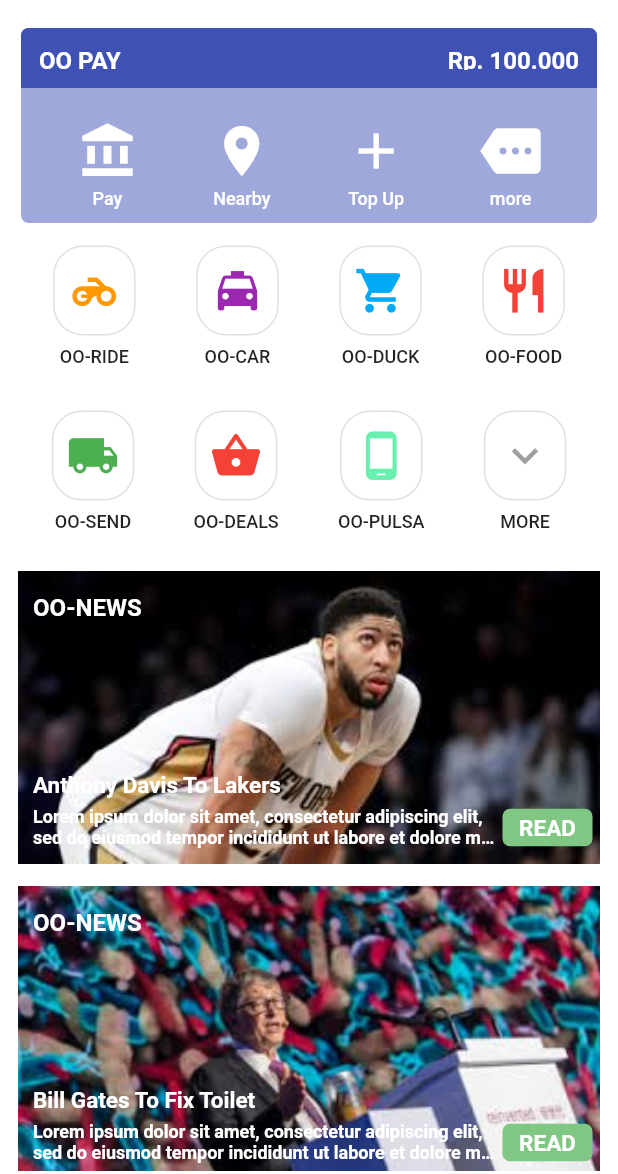
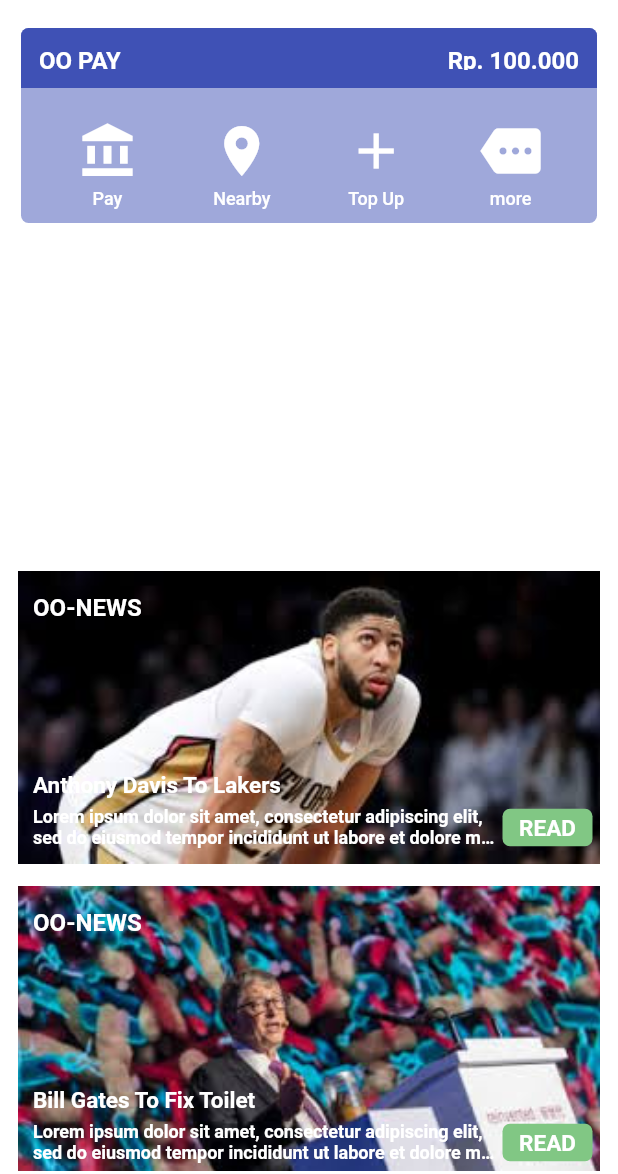
Before and after one commit to dickyboKa/OOJEK, a Flutter app: the screen it shows after launch, on a phone screen of 412 x 824 dp, the part 62-1236 px from its top. Run offline on Flutter 3.47's test engine with Material 2 defaults, Android fonts, the phone set to English and light mode, and no system bars.

Commit message:
*before menu is available

```diff
--- a/lib/oojek_menu_route.dart
+++ b/lib/oojek_menu_route.dart
@@ -1,59 +1,4 @@
 import 'package:flutter/material.dart';
-
-Widget oojek_menu_item(String menuText, IconData menuIcon, Color menuColor) {
-  return Container(
-      padding: EdgeInsets.only(left: 15.0, right: 15.0),
-      child: Column(
-        children: <Widget>[
-          Container(
-            decoration: BoxDecoration(
-                borderRadius: BorderRadius.all(Radius.circular(20.0)),
-                border: Border.all(color: Colors.black12)),
-            height: 60.0,
-            width: 55.0,
-            child: Icon(menuIcon, color: menuColor, size: 35.0),
-          ),
-          Padding(
-            padding: EdgeInsets.only(top: 7.0),
-            child: Text(menuText,
-                style: TextStyle(
-                    fontWeight: FontWeight.w500,
-                    color: Colors.black87,
-                    fontSize: 12.0)),
-          )
-        ],
-      ));
-}
-
-Widget firstMenu() {
-  return Container(
-      height: 100,
-      padding: EdgeInsets.only(top: 5.0),
-      child: Row(
-        mainAxisAlignment: MainAxisAlignment.spaceEvenly,
-        children: <Widget>[
-          oojek_menu_item("OO-RIDE", Icons.motorcycle, Colors.orange),
-          oojek_menu_item("OO-CAR", Icons.local_taxi, Colors.purple),
-          oojek_menu_item("OO-DUCK", Icons.shopping_cart, Colors.lightBlue),
-          oojek_menu_item("OO-FOOD", Icons.restaurant, Colors.red),
-        ],
-      ));
-}
-
-Widget secondMenu() {
-  return Container(
-    padding: EdgeInsets.only(top: 15.0),
-      height: 100,
-      child: Row(
-        mainAxisAlignment: MainAxisAlignment.spaceEvenly,
-        children: <Widget>[
-          oojek_menu_item("OO-SEND", Icons.local_shipping, Colors.green),
-          oojek_menu_item("OO-DEALS", Icons.shopping_basket, Colors.red),
-          oojek_menu_item("OO-PULSA", Icons.phone_android, Colors.greenAccent),
-          oojek_menu_item("MORE", Icons.expand_more, Colors.grey),
-        ],
-      ));
-}
 
 class OojekMenuRoute extends StatelessWidget {
   @override
@@ -61,8 +6,10 @@ class OojekMenuRoute extends StatelessWidget {
     return Container(
         padding: EdgeInsets.all(8.0),
         height: 230,
-        child: Column(
-          children: <Widget>[firstMenu(), secondMenu()],
-        ));
+        child: oojek_menu_item());
   }
 }
+
+Widget oojek_menu_item() {
+  return Container();
+}
```
